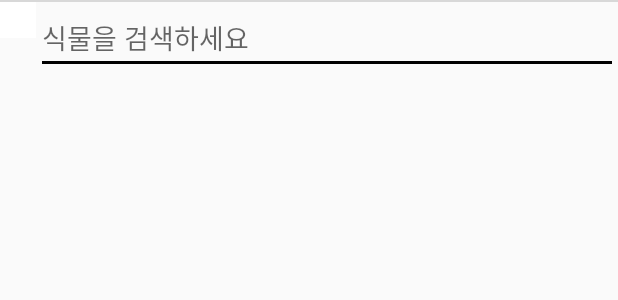
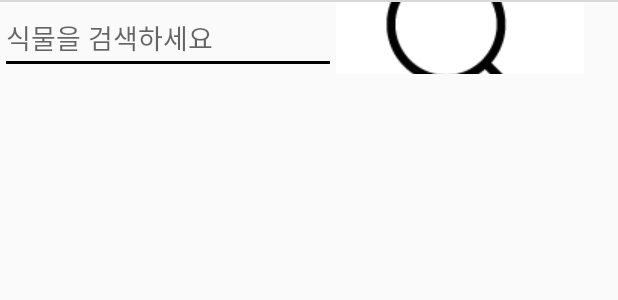
Before and after one commit to LacieShin11/Plantopia, an Android app: the layout fragment_tab2.xml on its own in the app's theme, with its tools: preview values and no code run, on a phone screen of 412 x 824 dp. Shown: the top 300 px of the screen. Run offline under Robolectric (Android 15) with nearby library versions, the phone set to English and light mode, and no system bars.

Commit message:
검색탭 실내 식물 정보 검색

```diff
--- a/app/src/main/res/layout/fragment_tab2.xml
+++ b/app/src/main/res/layout/fragment_tab2.xml
@@ -15,21 +15,23 @@
         android:layout_width="match_parent"
         android:layout_height="wrap_content">
 
+        <EditText
+            android:layout_width="224dp"
+            android:layout_height="wrap_content"
+            android:hint="식물을 검색하세요"
+            android:id="@+id/search_edit_text"/>
+
         <ImageButton
-            android:layout_width="24dp"
-            android:layout_height="24dp"
-            android:src="@drawable/search"
-            android:background="@android:color/white"/>
-
-        <EditText
-            android:hint="식물을 검색하세요"
-            android:layout_width="match_parent"
-            android:layout_height="wrap_content" />
+            android:layout_width="165dp"
+            android:layout_height="match_parent"
+            android:background="@android:color/white"
+            android:src="@drawable/search" />
 
     </LinearLayout>
 
     <ListView
         android:id="@+id/search_list"
         android:layout_width="match_parent"
-        android:layout_height="match_parent" />
+        android:layout_height="match_parent"
+        android:textFilterEnabled="true" />
 </LinearLayout>
```
Also changed, not shown: app/src/main/java/plantopia/sungshin/plantopia/Plant.java (added, +28 -0 lines), app/src/main/java/plantopia/sungshin/plantopia/SearchFragment.java (+41 -13 lines), app/src/main/java/plantopia/sungshin/plantopia/SearchListAdapter.java (+74 -14 lines).
